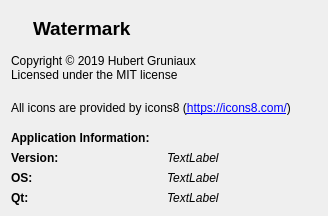
First picture: the form in ui/aboutdialog.ui, repository hgruniaux/Watermark, before the edit.
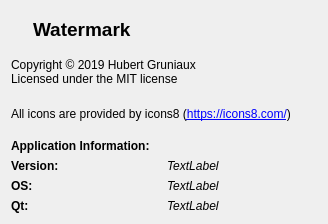
Second picture: the form after the edit. Icons and pictures are not drawn.

The edit to the form file:
```diff
--- a/ui/aboutdialog.ui
+++ b/ui/aboutdialog.ui
@@ -7,7 +7,7 @@
     <x>0</x>
     <y>0</y>
     <width>328</width>
-    <height>216</height>
+    <height>224</height>
    </rect>
   </property>
   <property name="windowTitle">
```
Left out of the diff: 4 changed lines with no effect on the pictures.
